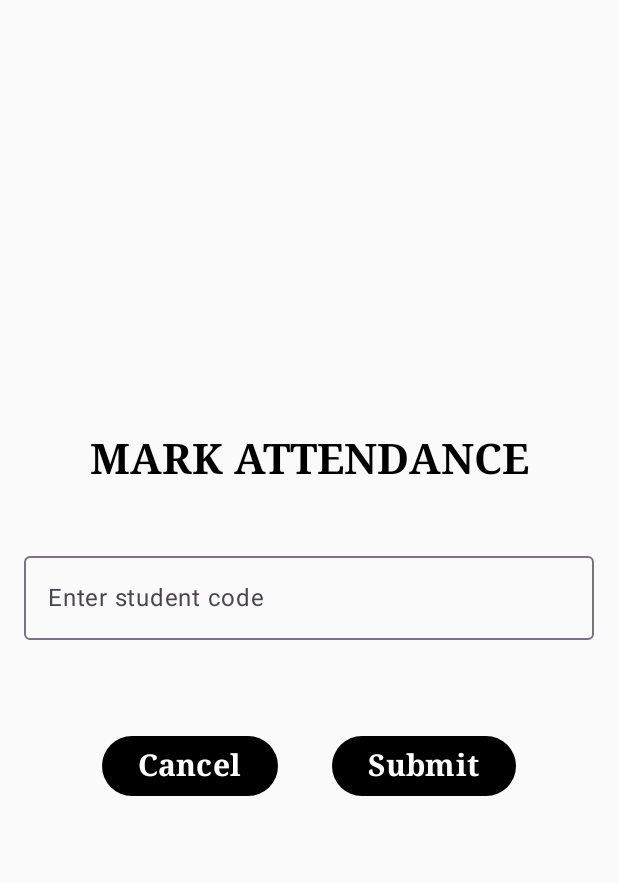
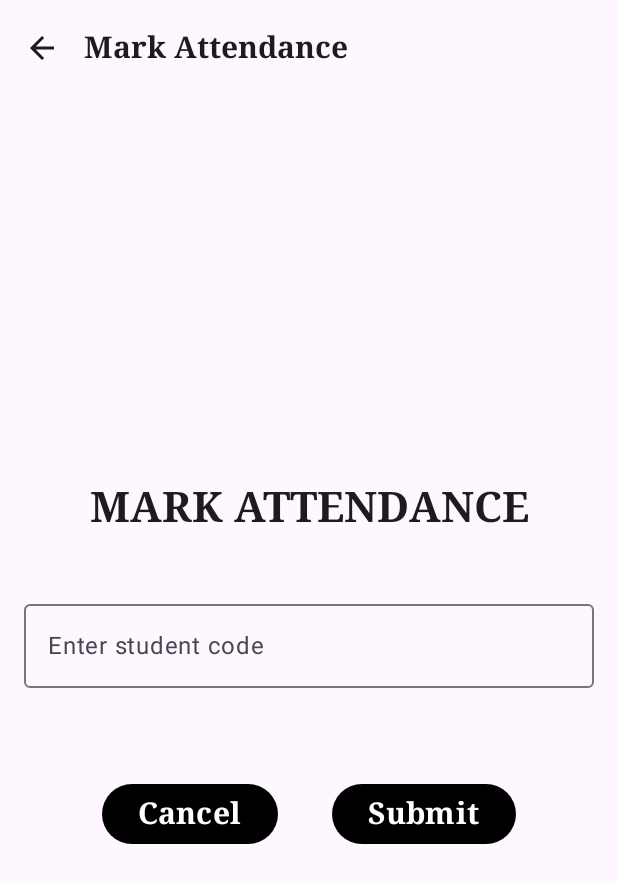
Before and after one commit to bed-com-23-20/School_Attendance_App_V2, an Android app built with Jetpack Compose: the screen it shows after launch (MainActivity), after a tap on "Mark Attendance", on a phone screen of 412 x 824 dp. Shown: the top 883 px of the screen. Run offline under Robolectric (Android 15) with nearby library versions, the phone set to English and light mode, and no system bars; our stand-ins replace Firebase (no records; nobody signed in at launch, a user with empty details on screens opened directly).

Commit message:
Fixing Back Navigation

```diff
--- a/app/src/main/java/com/example/school_attendance_register/owen_pages/MarkAttendance.kt
+++ b/app/src/main/java/com/example/school_attendance_register/owen_pages/MarkAttendance.kt
@@ -1,6 +1,10 @@
 package com.example.school_attendance_register.owen_pages
+import android.annotation.SuppressLint
 import android.widget.Toast
+import androidx.compose.foundation.background
+import androidx.compose.foundation.clickable
 import androidx.compose.foundation.layout.Arrangement
+import androidx.compose.foundation.layout.Box
 import androidx.compose.foundation.layout.Column
 import androidx.compose.foundation.layout.Row
 import androidx.compose.foundation.layout.Spacer
@@ -8,12 +12,20 @@ import androidx.compose.foundation.layout.fillMaxSize
 import androidx.compose.foundation.layout.fillMaxWidth
 import androidx.compose.foundation.layout.height
 import androidx.compose.foundation.layout.padding
+import androidx.compose.foundation.layout.size
 import androidx.compose.foundation.layout.width
-import androidx.compose.foundation.text.KeyboardOptions
+import androidx.compose.material.icons.Icons
+import androidx.compose.material.icons.filled.ArrowBack
 import androidx.compose.material3.Button
 import androidx.compose.material3.ButtonDefaults
+import androidx.compose.material3.ExperimentalMaterial3Api
+import androidx.compose.material3.Icon
+import androidx.compose.material3.IconButton
+import androidx.compose.material3.MaterialTheme
 import androidx.compose.material3.OutlinedTextField
+import androidx.compose.material3.Scaffold
 import androidx.compose.material3.Text
+import androidx.compose.material3.TopAppBar
 import androidx.compose.runtime.Composable
 import androidx.compose.runtime.getValue
 import androidx.compose.runtime.mutableStateOf
@@ -25,13 +37,12 @@ import androidx.compose.ui.graphics.Color
 import androidx.compose.ui.platform.LocalContext
 import androidx.compose.ui.text.font.FontFamily
 import androidx.compose.ui.text.font.FontWeight
-import androidx.compose.ui.text.input.KeyboardType
 import androidx.compose.ui.unit.dp
 import androidx.compose.ui.unit.sp
 import androidx.navigation.NavController
 import com.google.firebase.database.FirebaseDatabase
-import kotlinx.coroutines.tasks.await
 
+@SuppressLint("SuspiciousIndentation")
 @Composable
 fun MarkAttendance(navController: NavController) {
     // State to hold the student code input
@@ -43,12 +54,20 @@ fun MarkAttendance(navController: NavController) {
     val myRefStudent = database.getReference("Students")
     val context = LocalContext.current
 
-
+    Scaffold(
+        topBar = {
+            TopAppBarWithBack(navController = navController, title = "Mark Attendance",
+                backButtonColor = Color.Red,
+                backIconColor = Color.White
+                )
+        }
+    ) {paddingValues ->
 
         Column(
             modifier = Modifier
                 .fillMaxSize()
-            .padding(16.dp),
+                .padding(16.dp)
+                .padding(paddingValues),
             horizontalAlignment = Alignment.CenterHorizontally,
             verticalArrangement = Arrangement.Center
         ) {
@@ -118,9 +137,11 @@ fun MarkAttendance(navController: NavController) {
                                     var studentName: String? = null
 
                                     for (child in snapshot.children) {
-                                    val codeId = child.child("uniqueId").getValue(String::class.java)
+                                        val codeId =
+                                            child.child("uniqueId").getValue(String::class.java)
                                         if (codeId == studentCode) {
-                                        studentName = child.child("fullName").getValue(String::class.java)
+                                            studentName =
+                                                child.child("fullName").getValue(String::class.java)
                                             break
                                         }
                                     }
@@ -130,14 +151,16 @@ fun MarkAttendance(navController: NavController) {
                                             "Code exists! Student Name: $studentName",
                                             Toast.LENGTH_LONG
                                         ).show()
-                                    message = "$studentName has successfully marked present today"
+                                        message =
+                                            "$studentName has successfully marked present today"
                                         studentCode = ""
                                     } else {
                                         Toast.makeText(
                                             context,
-                                        "Code does not exist!",
+                                            "Code you entered does not exist!",
                                             Toast.LENGTH_SHORT
                                         ).show()
+                                        message = ""
                                     }
                                 }.addOnFailureListener { exception ->
                                     Toast.makeText(
@@ -165,3 +188,43 @@ fun MarkAttendance(navController: NavController) {
             }
         }
     }
+}
+
+@OptIn(ExperimentalMaterial3Api::class)
+@Composable
+fun TopAppBarWithBack(navController: NavController, title: String,
+                      backButtonColor: Color = MaterialTheme.colorScheme.primary, // Default color
+                      backIconColor: Color = Color.White
+                      ) {
+    TopAppBar(
+        title = {
+            Text(
+                text = title,
+                fontSize = 20.sp,
+                fontWeight = FontWeight.Bold,
+                fontFamily = FontFamily.Serif,
+
+            )
+        },
+        navigationIcon = {
+//            Box(
+//                modifier = Modifier
+//                    .size(40.dp)
+//                    .background(backButtonColor, shape = MaterialTheme.shapes.small)
+//                    .clickable { navController.popBackStack() }, // Back navigation
+//                contentAlignment = Alignment.Center
+//            ) {
+            IconButton(onClick = {
+                navController.popBackStack() // Navigates back to the previous screen
+            }) {
+                Icon(
+                    imageVector = Icons.Default.ArrowBack,
+                    contentDescription = "Back"
+                )
+
+            }
+        },
+
+    )
+
+}
```
Also changed, not shown: app/src/main/java/com/example/school_attendance_register/plastol_pages/ComfirmPasswordPage.kt (+147 -69 lines). Lines whose indentation alone changed are shown as unchanged.
